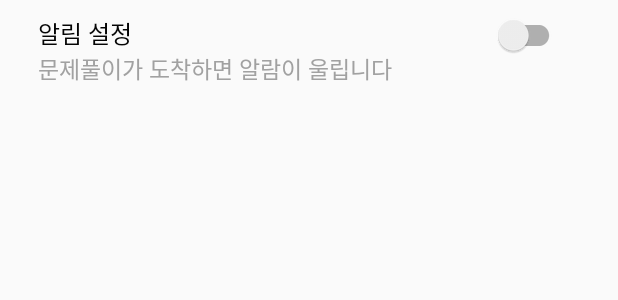
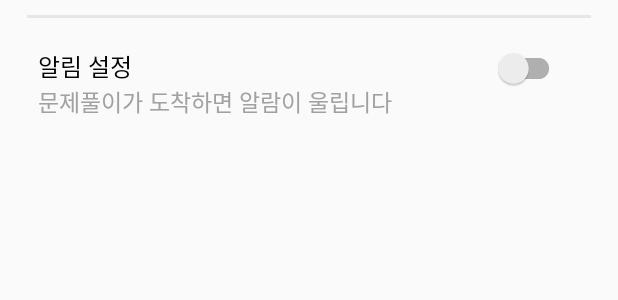
Before and after one commit to tlaektmf/QBang, an Android app: the layout pre_alarm.xml on its own in the app's theme, with its tools: preview values and no code run, on a phone screen of 412 x 824 dp. Shown: the top 300 px of the screen. Run offline under Robolectric (Android 15) with nearby library versions, the phone set to English and light mode, and no system bars; plain views replace SwitchButton.

Commit message:
(설정)
- 설정 UI 변경

```diff
--- a/app/src/main/res/layout/fragment_notifications.xml
+++ b/app/src/main/res/layout/fragment_notifications.xml
@@ -1,8 +1,8 @@
 <?xml version="1.0" encoding="utf-8"?>
 <LinearLayout xmlns:android="http://schemas.android.com/apk/res/android"
     xmlns:app="http://schemas.android.com/apk/res-auto"
-    android:layout_width="wrap_content"
-    android:layout_height="wrap_content"
+    android:layout_width="match_parent"
+    android:layout_height="match_parent"
     android:layout_gravity="center"
     android:gravity="center"
     android:orientation="vertical">
--- a/app/src/main/res/layout/pre_alarm.xml
+++ b/app/src/main/res/layout/pre_alarm.xml
@@ -1,12 +1,23 @@
 <?xml version="1.0" encoding="utf-8"?>
 <LinearLayout
     xmlns:android="http://schemas.android.com/apk/res/android"
-    android:orientation="horizontal"
+    android:orientation="vertical"
     android:layout_width="match_parent"
-    android:layout_height="match_parent"
+    android:layout_height="wrap_content"
     android:padding="10dp"
     android:gravity="center_horizontal">
 
+    <View
+        android:layout_width="match_parent"
+        android:layout_height="2dp"
+        android:layout_marginLeft="8dp"
+        android:layout_marginRight="8dp"
+        android:background="#e6e6e6"
+        android:layout_marginBottom="20dp"/>
+    <LinearLayout
+        android:layout_width="match_parent"
+        android:layout_height="wrap_content"
+        android:orientation="horizontal">
         <LinearLayout
             android:layout_width="0dp"
             android:layout_height="wrap_content"
@@ -48,3 +59,6 @@
                 android:layout_height="wrap_content"/>
         </LinearLayout>
     </LinearLayout>
+
+
+</LinearLayout>
```
Also changed, not shown: app/src/main/res/layout/fragment_teacher_notifications.xml (+7 -5 lines), app/src/main/res/layout/pre_logout.xml (+14 -1 lines), app/src/main/res/xml/my_preferences.xml (+9 -13 lines). Lines whose indentation alone changed are shown as unchanged.
